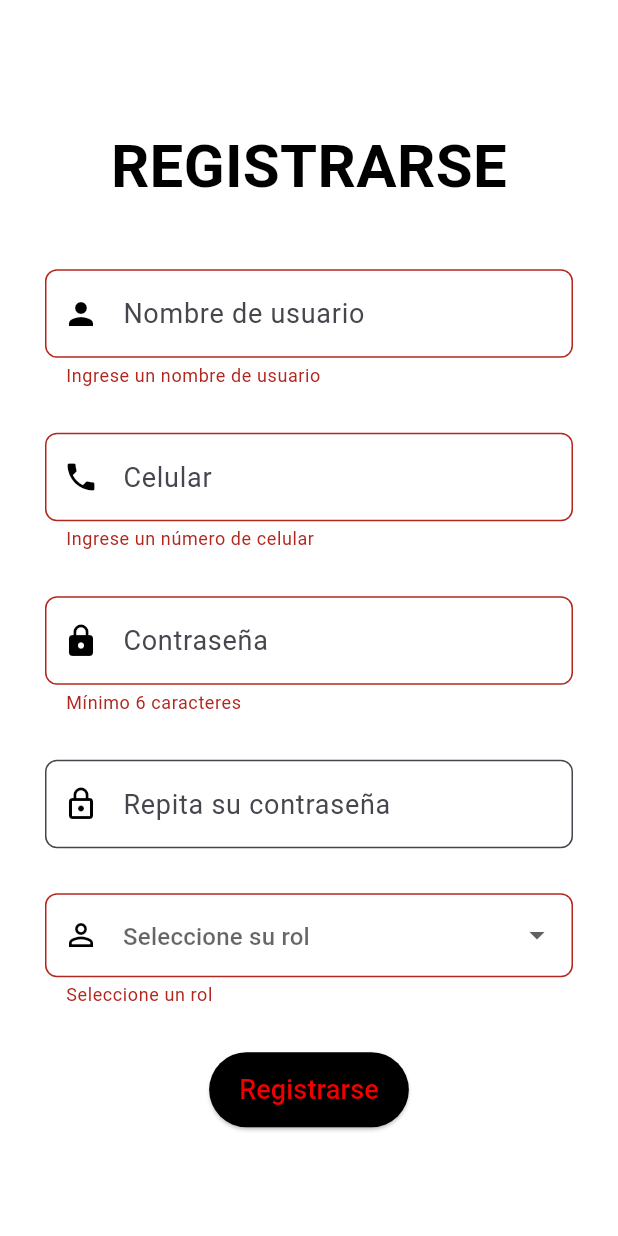
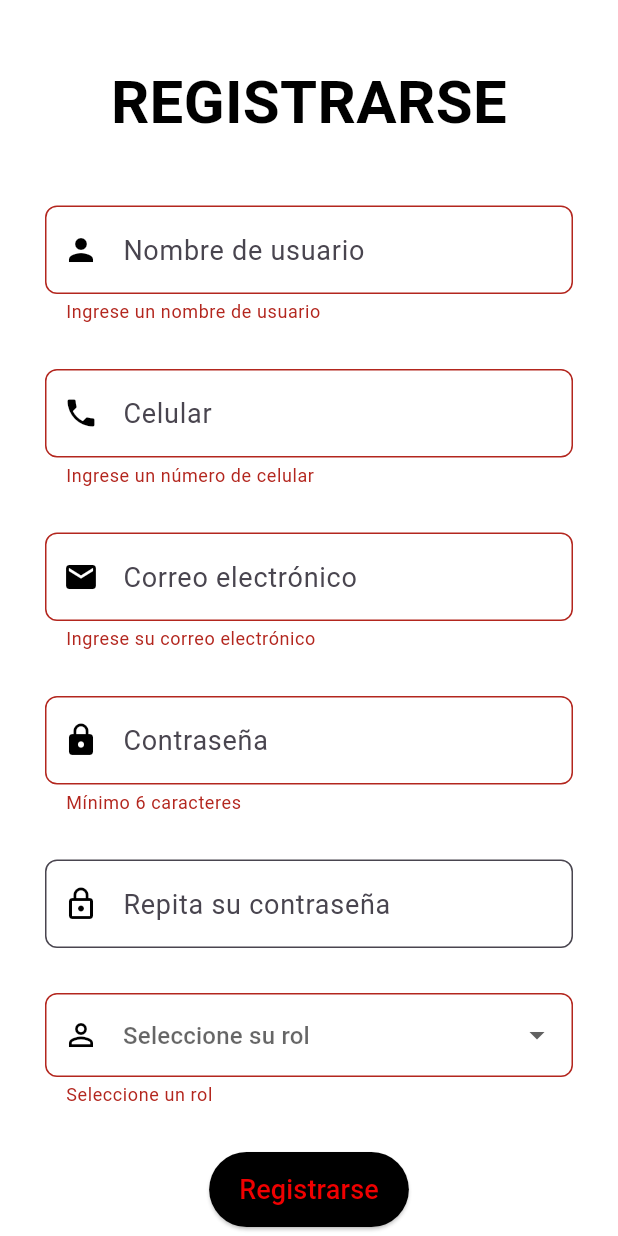
Before and after one commit to Israel192619/Proyecto_Final_FoodMaps, a Flutter app: the RegistroScreen screen opened by its route, after a tap on "Registrarse", on a phone screen of 412 x 824 dp. Run offline on Flutter 3.47's test engine with Material 3 defaults, Android fonts, the phone set to English and light mode, and no system bars.

Commit message:
agregado campo de email al formulario de registro

```diff
--- a/lib/screens/register_screen.dart
+++ b/lib/screens/register_screen.dart
@@ -13,6 +13,7 @@ class _RegistroScreenState extends State<RegistroScreen> {
   final _formKey = GlobalKey<FormState>();
   final TextEditingController _usernameController = TextEditingController();
   final TextEditingController _celularController = TextEditingController();
+  final TextEditingController _correoController = TextEditingController(); // Nuevo controlador
   final TextEditingController _pass1Controller = TextEditingController();
   final TextEditingController _pass2Controller = TextEditingController();
 
@@ -32,6 +33,7 @@ class _RegistroScreenState extends State<RegistroScreen> {
           body: jsonEncode({
             'username': _usernameController.text.trim(),
             'celular': _celularController.text.trim(),
+            'correo': _correoController.text.trim(), // Agregado
             'password': _pass1Controller.text.trim(),
             'rol': _selectedRol,
           }),
@@ -129,6 +131,36 @@ class _RegistroScreenState extends State<RegistroScreen> {
                     validator: (value) {
                       if (value == null || value.isEmpty) {
                         return 'Ingrese un número de celular';
+                      }
+                      return null;
+                    },
+                  ),
+                  const SizedBox(height: 30),
+
+                  // Correo electrónico
+                  TextFormField(
+                    controller: _correoController,
+                    keyboardType: TextInputType.emailAddress,
+                    decoration: InputDecoration(
+                      prefixIcon: const Icon(Icons.email, color: Colors.black),
+                      hintText: "Correo electrónico",
+                      filled: true,
+                      fillColor: Colors.white,
+                      contentPadding: const EdgeInsets.symmetric(vertical: 16, horizontal: 10),
+                      border: OutlineInputBorder(
+                        borderRadius: BorderRadius.circular(8),
+                      ),
+                    ),
+                    style: const TextStyle(fontSize: 18, color: Colors.black),
+                    validator: (value) {
+                      if (value == null || value.isEmpty) {
+                        return 'Ingrese su correo electrónico';
+                      }
+                      if (!RegExp(r'^[\w-\.]+@([\w-]+\.)+[\w-]{2,4}$').hasMatch(value)) {
+                        return 'Ingrese un correo válido';
+                      }
+                      if (value.length < 5) {
+                        return 'El correo debe tener al menos 5 caracteres';
                       }
                       return null;
                     },
```
